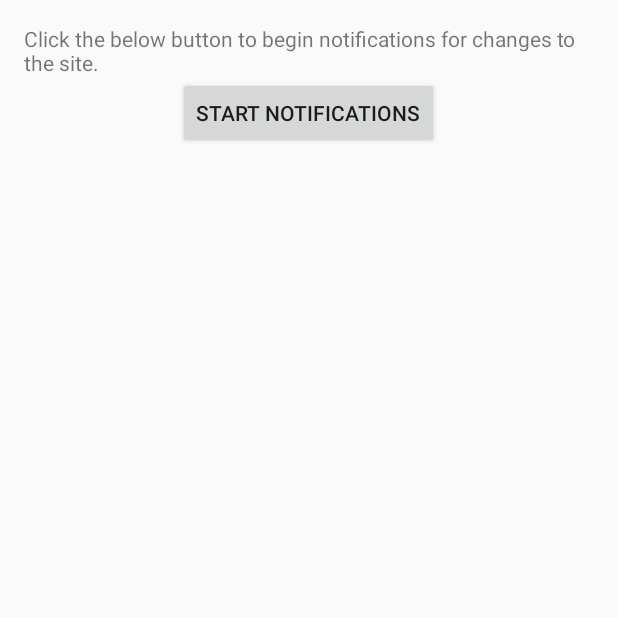
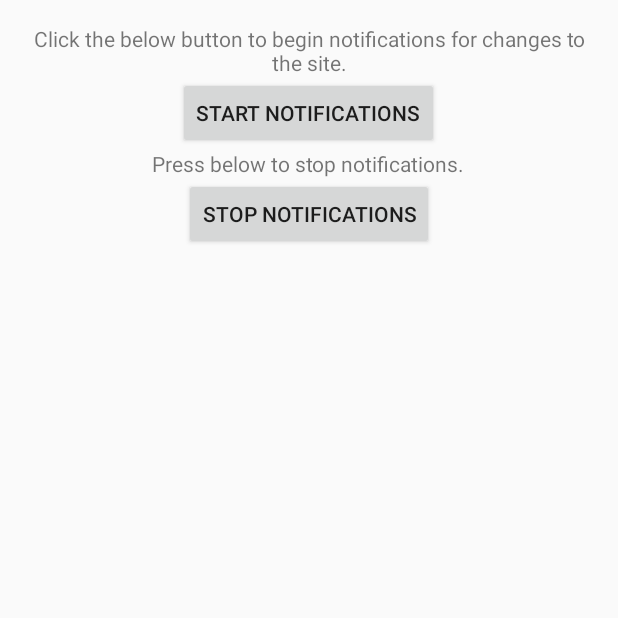
Before and after one commit to png/sombra_checker, an Android app: the NotifActivity screen opened directly, with no data from a screen before it, after a tap on "START NOTIFICATIONS", on a phone screen of 412 x 824 dp, the top half of it. Run offline under Robolectric (Android 15) with nearby library versions, the phone set to English and light mode, and no system bars.

Commit message:
Completed notification service with some options. Addition of "Easter egg", mild optimization.
Minor text fixes. r

```diff
--- a/app/src/main/java/com/discordgamedetectives/sombrachecker/MainActivity.java
+++ b/app/src/main/java/com/discordgamedetectives/sombrachecker/MainActivity.java
@@ -70,6 +70,8 @@ public class MainActivity extends AppCompatActivity
 
         NavigationView navigationView = (NavigationView) findViewById(R.id.nav_view);
         navigationView.setNavigationItemSelectedListener(this);
+        navigationView.getMenu().getItem(0).setChecked(true);
+
 
 
 
@@ -103,9 +105,7 @@ public class MainActivity extends AppCompatActivity
         int id = item.getItemId();
 
         //noinspection SimplifiableIfStatement
-        if (id == R.id.action_settings) {
-            return true;
-        }
+
         if (id == R.id.action_reload){
             mWebView.reload();
             mWebView2.reload();
--- a/app/src/main/java/com/discordgamedetectives/sombrachecker/NotifActivity.java
+++ b/app/src/main/java/com/discordgamedetectives/sombrachecker/NotifActivity.java
@@ -1,5 +1,6 @@
 package com.discordgamedetectives.sombrachecker;
 
+import android.app.ActivityManager;
 import android.app.NotificationManager;
 import android.app.PendingIntent;
 import android.content.Context;
@@ -10,13 +11,27 @@ import android.support.v7.app.AppCompatActivity;
 import android.os.Bundle;
 import android.view.View;
 
+import drawable.NotifService;
+
 public class NotifActivity extends AppCompatActivity {
+    Intent serviceIntent;
 
     @Override
     protected void onCreate(Bundle savedInstanceState) {
         super.onCreate(savedInstanceState);
         setContentView(R.layout.activity_notif);
     }
+    private boolean isMyServiceRunning(Class<?> serviceClass) {
+        ActivityManager manager = (ActivityManager) getSystemService(Context.ACTIVITY_SERVICE);
+        for (ActivityManager.RunningServiceInfo service : manager.getRunningServices(Integer.MAX_VALUE)) {
+            if (serviceClass.getName().equals(service.service.getClassName())) {
+                return true;
+            }
+        }
+        return false;
+    }
+    boolean persistentn = true;
+    NotificationManager mNotificationManager;
     public void sendNotification(View view) {
 
         NotificationCompat.Builder mBuilder =
@@ -24,24 +39,33 @@ public class NotifActivity extends AppCompatActivity {
 
         //Create the intent that’ll fire when the user taps the notification//
 
-        Intent intent = new Intent(this, MainActivity.class);
+        Intent intent = new Intent(this, NotifActivity.class);
         PendingIntent pendingIntent = PendingIntent.getActivity(this, 0, intent, 0);
 
         mBuilder.setContentIntent(pendingIntent);
 
         mBuilder.setSmallIcon(R.drawable.ic_menu_send);
         mBuilder.setContentTitle("Sombra Checker");
-        mBuilder.setContentText("Resting in background.");
-        mBuilder.setOngoing(true);
+        mBuilder.setContentText("Watching in the background.");
+        mBuilder.setOngoing(persistentn);
 
-        NotificationManager mNotificationManager =
+        mNotificationManager =
 
                 (NotificationManager) getSystemService(Context.NOTIFICATION_SERVICE);
 
         mNotificationManager.notify(001, mBuilder.build());
-        Intent serviceIntent = new Intent();
-        serviceIntent.setAction("com.discordgamedetectives.sombrachecker.NotifService");
+        serviceIntent = new Intent(this, NotifService.class);
         startService(serviceIntent);
+
+        isMyServiceRunning(NotifService.class);
+
+    }
+    public void stopNotification(View view) {
+        persistentn = false;
+        sendNotification(view);
+        mNotificationManager.cancel(001);
+        stopService(new Intent(NotifActivity.this, NotifService.class));
+
     }
 
 }
--- a/app/src/main/res/layout/activity_notif.xml
+++ b/app/src/main/res/layout/activity_notif.xml
@@ -24,5 +24,23 @@
         android:text="@string/click_the"
         android:id="@+id/textView"
         android:layout_alignParentTop="true"
-        android:layout_alignParentStart="true" />
+        android:layout_alignParentStart="true"
+        android:gravity="center_horizontal" />
+
+    <TextView
+        android:layout_width="wrap_content"
+        android:layout_height="wrap_content"
+        android:text="Press below to stop notifications."
+        android:id="@+id/textView2"
+        android:layout_below="@+id/button"
+        android:layout_centerHorizontal="true" />
+
+    <Button
+        android:layout_width="wrap_content"
+        android:layout_height="wrap_content"
+        android:text="@string/stop_service"
+        android:id="@+id/button2"
+        android:onClick="stopNotification"
+        android:layout_below="@+id/textView2"
+        android:layout_centerHorizontal="true" />
 </RelativeLayout>
--- a/app/src/main/res/menu/main.xml
+++ b/app/src/main/res/menu/main.xml
@@ -6,9 +6,4 @@
         android:orderInCategory="100"
         android:title="@string/action_reload"
         app:showAsAction="never" />
-    <item
-        android:id="@+id/action_settings"
-        android:orderInCategory="100"
-        android:title="@string/action_settings"
-        app:showAsAction="never" />
 </menu>
--- a/app/src/main/res/values/strings.xml
+++ b/app/src/main/res/values/strings.xml
@@ -18,4 +18,5 @@
 
     <string name="service_name">NotifService</string>
     <string name="title_activity_splash">SplashActivity</string>
+    <string name="stop_service">Stop Notifications</string>
 </resources>
```
Also changed, not shown: app/src/main/AndroidManifest.xml (+5 -2 lines), app/src/main/java/drawable/NotifService.java (+113 -9 lines).
